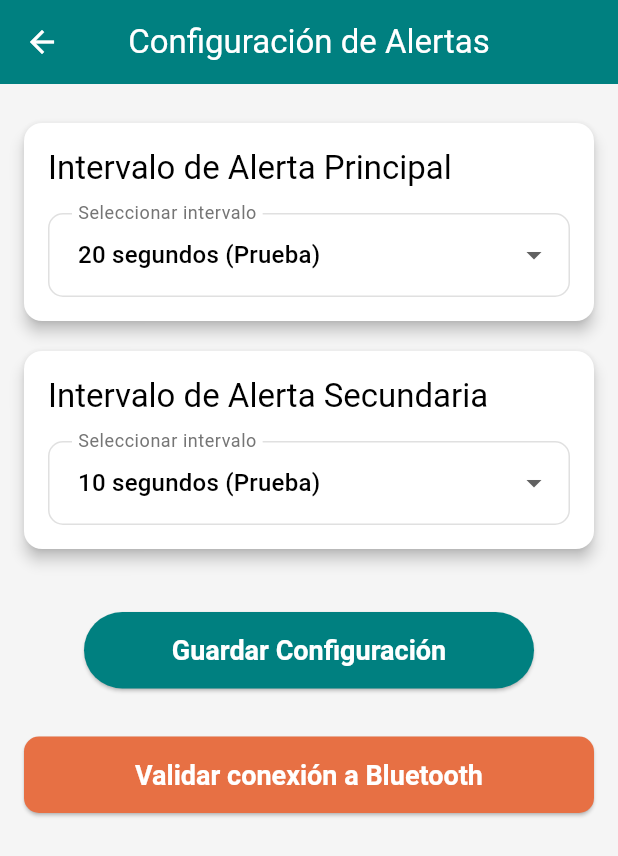
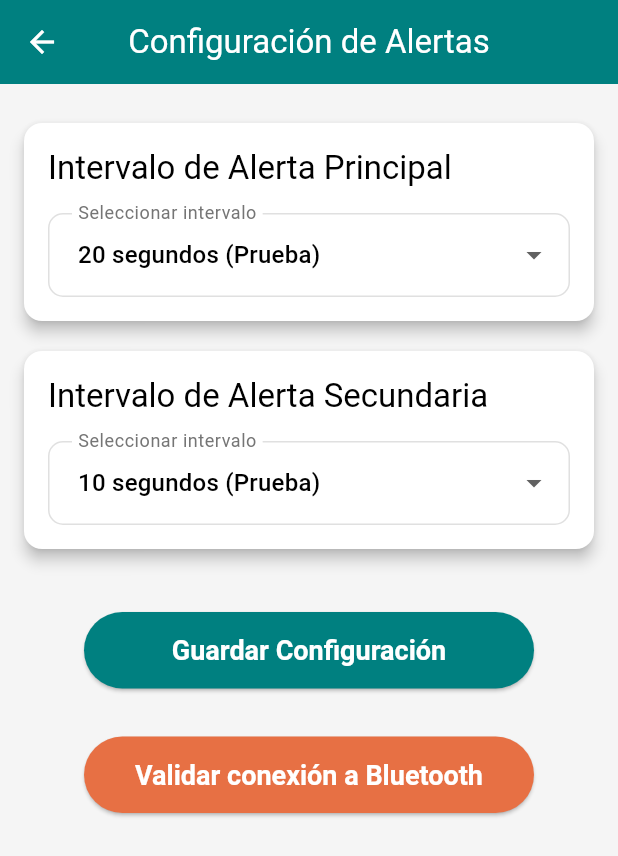
Before and after one commit to equipoAlzDev/appAlzAlert, a Flutter app: the AlertConfigScreen screen opened directly, on a phone screen of 412 x 824 dp. Shown: the top 856 px of the screen. Run offline on Flutter 3.47's test engine with Material 3 defaults, Android fonts, the phone set to English and light mode, and no system bars; our stand-ins replace cloud_firestore, firebase_auth, firebase_core, flutter_blue_plus, geocoding, geolocator and 1 more; missing offline and left inert: telephony; accounts and stored records are empty.

```diff
--- a/lib/screens/alerts/alert_config_screen.dart
+++ b/lib/screens/alerts/alert_config_screen.dart
@@ -193,7 +193,10 @@ class _AlertConfigScreenState extends State<AlertConfigScreen> {
               ),
             ),
             const SizedBox(height: 32),
-            ElevatedButton(
+            Center(
+              child: Container(
+                width: 300, // Ancho específico en píxeles
+                child: ElevatedButton(
                   onPressed: () {
                     Navigator.push(
                       context,
@@ -206,12 +209,14 @@ class _AlertConfigScreenState extends State<AlertConfigScreen> {
                     padding: const EdgeInsets.symmetric(vertical: 15),
                     backgroundColor: const Color.fromARGB(255, 231, 112, 68),
                     shape: RoundedRectangleBorder(
-                  borderRadius: BorderRadius.circular(10),
+                      borderRadius: BorderRadius.circular(30),
                     ),
                   ),
                   child: const Text(
                     'Validar conexión a Bluetooth',
                     style: TextStyle(fontSize: 18),
+                  ),
+                ),
               ),
             ),
           ],
```
Also changed, not shown: lib/providers/alert_system_provider.dart (+49 -12 lines). Lines whose indentation alone changed are shown as unchanged.
